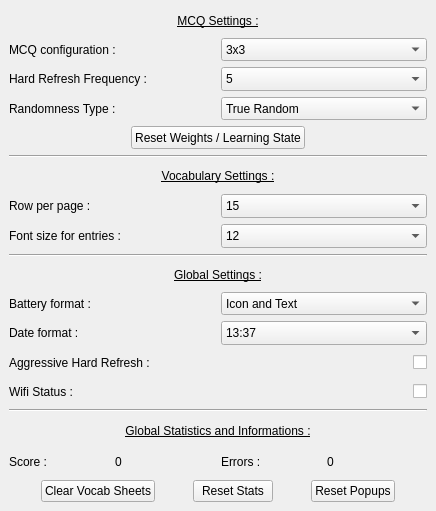
Above: Src/Pages/AppSettingsPage.ui from Aryetis/Obenkyobo before the change. Below: the same form after it.
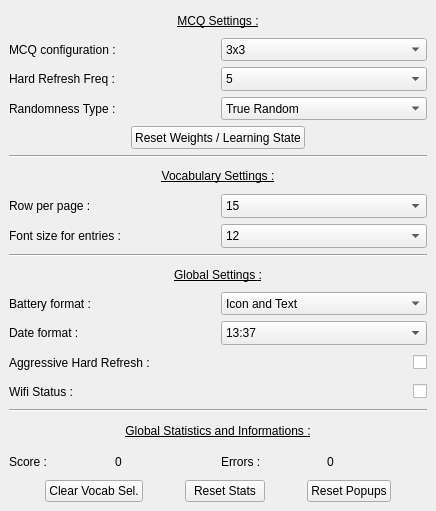
That is the form after the change.

Diff of the .ui file:
```diff
--- a/Src/Pages/AppSettingsPage.ui
+++ b/Src/Pages/AppSettingsPage.ui
@@ -126,7 +126,7 @@
           </sizepolicy>
          </property>
          <property name="text">
-          <string>Hard Refresh Frequency :</string>
+          <string>Hard Refresh Freq :</string>
          </property>
         </widget>
        </item>
@@ -691,7 +691,7 @@
        <item>
         <widget class="QPushButton" name="DisableVocabSheets">
          <property name="text">
-          <string>Clear Vocab Sheets</string>
+          <string>Clear Vocab Sel.</string>
          </property>
         </widget>
        </item>
```
